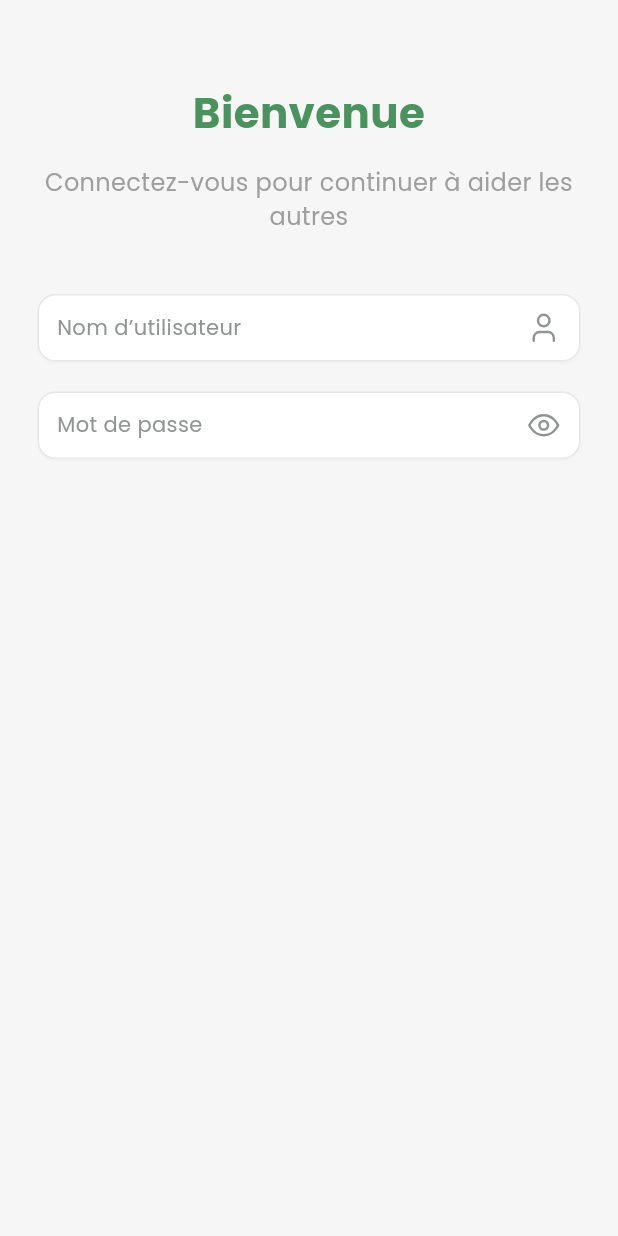
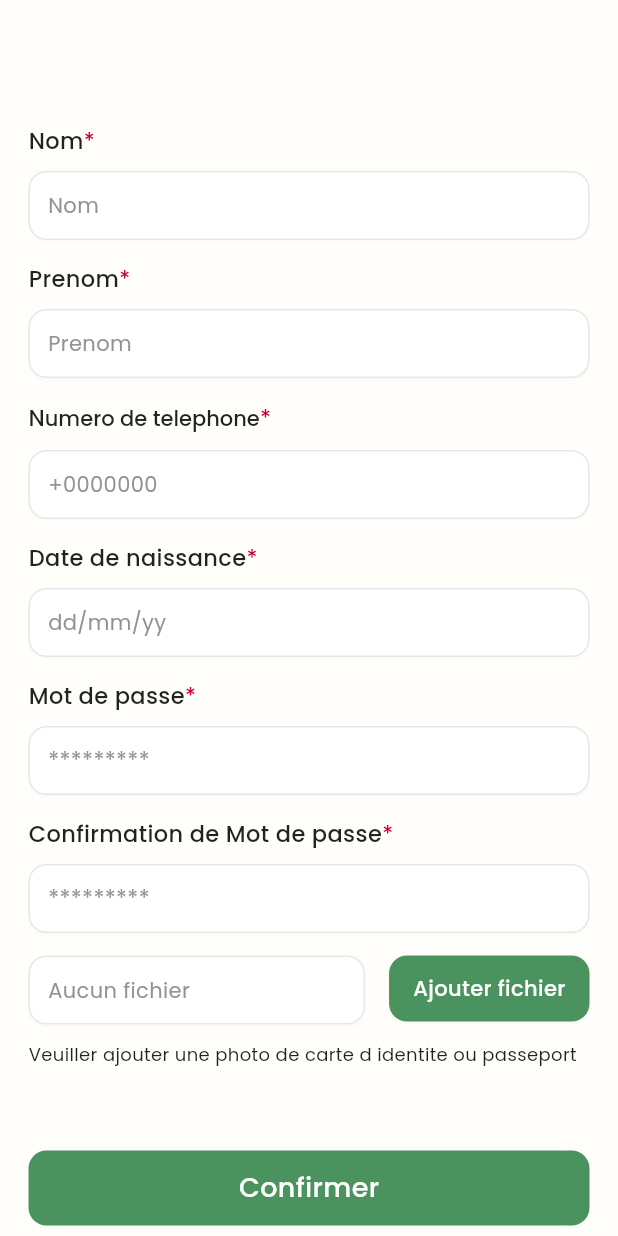
Before and after one commit to whales-team-jucktionXalgeries/al_insan_mobile_app, a Flutter app: the screen it shows after launch, on a phone screen of 412 x 824 dp. Run offline on Flutter 3.47's test engine with Material 3 defaults, Android fonts, the phone set to English and light mode, and no system bars; our stand-ins replace camera, flutter_svg, gallery_saver, supabase_flutter, video_player; accounts and stored records are empty; Roboto replaces fonts that are missing (Inter).

Commit message:
created sign_u_page.dart but without the input working , only the front

```diff
--- a/front-end/lib/main.dart
+++ b/front-end/lib/main.dart
@@ -1,5 +1,5 @@
 import 'package:flutter/material.dart';
-import 'pages/welcome.dart';
+import 'pages/sign_up_page.dart';
 
 void main() {
   runApp(const MyApp());
@@ -13,7 +13,7 @@ class MyApp extends StatelessWidget {
     return MaterialApp(
       debugShowCheckedModeBanner: false,
       title: 'DevConnect',
-      home: const WelcomePage(),
+      home: const SignUpPage(),
     );
   }
 }
--- /dev/null
+++ b/front-end/lib/pages/sign_up_page.dart
@@ -0,0 +1,309 @@
+import 'package:flutter/material.dart';
+
+class SignUpPage extends StatelessWidget {
+  const SignUpPage({Key? key}) : super(key: key);
+
+  @override
+  Widget build(BuildContext context) {
+    return Scaffold(
+      backgroundColor: const Color(0xFFFFFEFB),
+      body: SafeArea(
+        child: SingleChildScrollView(
+          child: Padding(
+            padding:
+                const EdgeInsets.only(top: 22, left: 0, right: 0, bottom: 0),
+            child: Center(
+              child: Container(
+                width: 374,
+                child: Column(
+                  mainAxisSize: MainAxisSize.min,
+                  crossAxisAlignment: CrossAxisAlignment.start,
+                  children: [
+                    Container(
+                      width: double.infinity,
+                      child: Column(
+                        crossAxisAlignment: CrossAxisAlignment.start,
+                        children: [
+                          Container(
+                            width: 31,
+                            height: 31,
+                            decoration: const BoxDecoration(),
+                            // TODO: Add logo/icon if needed
+                          ),
+                          const SizedBox(height: 30),
+                          _formField(
+                            label: 'Nom',
+                            hint: 'Nom',
+                            required: true,
+                          ),
+                          const SizedBox(height: 15),
+                          _formField(
+                            label: 'Prenom',
+                            hint: 'Prenom',
+                            required: true,
+                          ),
+                          const SizedBox(height: 15),
+                          _formField(
+                            label: 'Numero de telephone',
+                            hint: '+0000000',
+                            required: true,
+                            labelRich: true,
+                          ),
+                          const SizedBox(height: 15),
+                          _formField(
+                            label: 'Date de naissance',
+                            hint: 'dd/mm/yy',
+                            required: true,
+                          ),
+                          const SizedBox(height: 15),
+                          _formField(
+                            label: 'Mot de passe',
+                            hint: '*********',
+                            required: true,
+                            obscure: true,
+                          ),
+                          const SizedBox(height: 15),
+                          _formField(
+                            label: 'Confirmation de Mot de passe',
+                            hint: '*********',
+                            required: true,
+                            obscure: true,
+                          ),
+                          const SizedBox(height: 15),
+                          _fileUploadField(),
+                          const SizedBox(height: 10),
+                          Row(
+                            children: const [
+                              Flexible(
+                                child: Text(
+                                  'Veuiller ajouter une photo de carte d identite ou passeport',
+                                  style: TextStyle(
+                                    color: Color(0xFF1F2420),
+                                    fontSize: 12,
+                                    fontFamily: 'Poppins',
+                                    fontWeight: FontWeight.w400,
+                                    height: 1.67,
+                                  ),
+                                ),
+                              ),
+                            ],
+                          ),
+                        ],
+                      ),
+                    ),
+                    const SizedBox(height: 54),
+                    Container(
+                      width: double.infinity,
+                      padding: const EdgeInsets.symmetric(
+                          horizontal: 25, vertical: 12),
+                      decoration: ShapeDecoration(
+                        color: const Color(0xFF4B935E),
+                        shape: RoundedRectangleBorder(
+                          borderRadius: BorderRadius.circular(12),
+                        ),
+                      ),
+                      child: Row(
+                        mainAxisAlignment: MainAxisAlignment.center,
+                        children: const [
+                          Text(
+                            'Confirmer',
+                            style: TextStyle(
+                              color: Colors.white,
+                              fontSize: 18,
+                              fontFamily: 'Poppins',
+                              fontWeight: FontWeight.w500,
+                            ),
+                          ),
+                        ],
+                      ),
+                    ),
+                  ],
+                ),
+              ),
+            ),
+          ),
+        ),
+      ),
+    );
+  }
+
+  Widget _formField({
+    required String label,
+    required String hint,
+    bool required = false,
+    bool obscure = false,
+    bool labelRich = false,
+  }) {
+    return Column(
+      crossAxisAlignment: CrossAxisAlignment.start,
+      children: [
+        Row(
+          children: [
+            labelRich
+                ? RichText(
+                    text: TextSpan(
+                      children: [
+                        TextSpan(
+                          text: label.substring(0, 1),
+                          style: const TextStyle(
+                            color: Color(0xFF1F2420),
+                            fontSize: 15,
+                            fontFamily: 'Poppins',
+                            fontWeight: FontWeight.w500,
+                          ),
+                        ),
+                        TextSpan(
+                          text: label.substring(1),
+                          style: const TextStyle(
+                            color: Color(0xFF1F2420),
+                            fontSize: 14,
+                            fontFamily: 'Poppins',
+                            fontWeight: FontWeight.w500,
+                            height: 1.43,
+                          ),
+                        ),
+                      ],
+                    ),
+                  )
+                : Text(
+                    label,
+                    style: const TextStyle(
+                      color: Color(0xFF1F2420),
+                      fontSize: 15,
+                      fontFamily: 'Poppins',
+                      fontWeight: FontWeight.w500,
+                    ),
+                  ),
+            if (required)
+              const Text(
+                '*',
+                style: TextStyle(
+                  color: Color(0xFFC70036),
+                  fontSize: 14,
+                  fontFamily: 'Inter',
+                  fontWeight: FontWeight.w500,
+                  height: 1.43,
+                ),
+              ),
+          ],
+        ),
+        const SizedBox(height: 10),
+        Container(
+          width: double.infinity,
+          padding: const EdgeInsets.all(12),
+          decoration: ShapeDecoration(
+            color: Colors.white,
+            shape: RoundedRectangleBorder(
+              side: const BorderSide(
+                width: 1,
+                color: Color(0xFFE5E7EB),
+              ),
+              borderRadius: BorderRadius.circular(12),
+            ),
+            shadows: const [
+              BoxShadow(
+                color: Color(0x051D293D),
+                blurRadius: 0.5,
+                offset: Offset(0, 1),
+                spreadRadius: 0.05,
+              ),
+            ],
+          ),
+          child: Row(
+            children: [
+              SizedBox(
+                width: 348,
+                child: Text(
+                  hint,
+                  style: TextStyle(
+                    color: const Color(0xFF919592),
+                    fontSize: obscure ? 15 : 14,
+                    fontFamily: 'Poppins',
+                    fontWeight: FontWeight.w400,
+                    height: obscure ? 1.33 : 1.43,
+                  ),
+                ),
+              ),
+            ],
+          ),
+        ),
+      ],
+    );
+  }
+
+  Widget _fileUploadField() {
+    return Row(
+      crossAxisAlignment: CrossAxisAlignment.start,
+      children: [
+        Expanded(
+          child: Container(
+            padding: const EdgeInsets.all(12),
+            decoration: ShapeDecoration(
+              color: Colors.white,
+              shape: RoundedRectangleBorder(
+                side: const BorderSide(
+                  width: 1,
+                  color: Color(0xFFE5E7EB),
+                ),
+                borderRadius: BorderRadius.circular(12),
+              ),
+              shadows: const [
+                BoxShadow(
+                  color: Color(0x051D293D),
+                  blurRadius: 0.5,
+                  offset: Offset(0, 1),
+                  spreadRadius: 0.05,
+                ),
+              ],
+            ),
+            child: Row(
+              children: const [
+                SizedBox(
+                  width: 198,
+                  child: Text(
+                    'Aucun fichier',
+                    style: TextStyle(
+                      color: Color(0xFF919592),
+                      fontSize: 14,
+                      fontFamily: 'Poppins',
+                      fontWeight: FontWeight.w400,
+                      height: 1.43,
+                    ),
+                  ),
+                ),
+              ],
+            ),
+          ),
+        ),
+        const SizedBox(width: 16),
+        Container(
+          padding: const EdgeInsets.symmetric(horizontal: 16, vertical: 12),
+          decoration: ShapeDecoration(
+            color: const Color(0xFF4B935E),
+            shape: RoundedRectangleBorder(
+              borderRadius: BorderRadius.circular(12),
+            ),
+            shadows: const [
+              BoxShadow(
+                color: Color(0x051D293D),
+                blurRadius: 0.5,
+                offset: Offset(0, 1),
+                spreadRadius: 0.05,
+              ),
+            ],
+          ),
+          child: const Text(
+            'Ajouter fichier',
+            style: TextStyle(
+              color: Colors.white,
+              fontSize: 14,
+              fontFamily: 'Poppins',
+              fontWeight: FontWeight.w500,
+              height: 1.43,
+            ),
+          ),
+        ),
+      ],
+    );
+  }
+}
```
